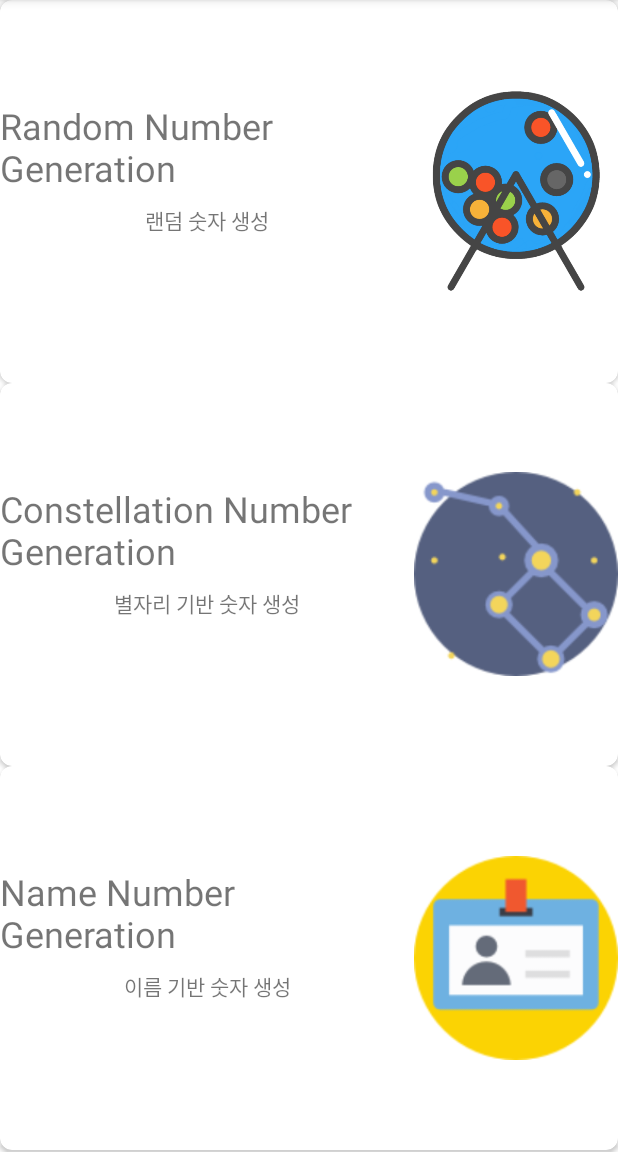
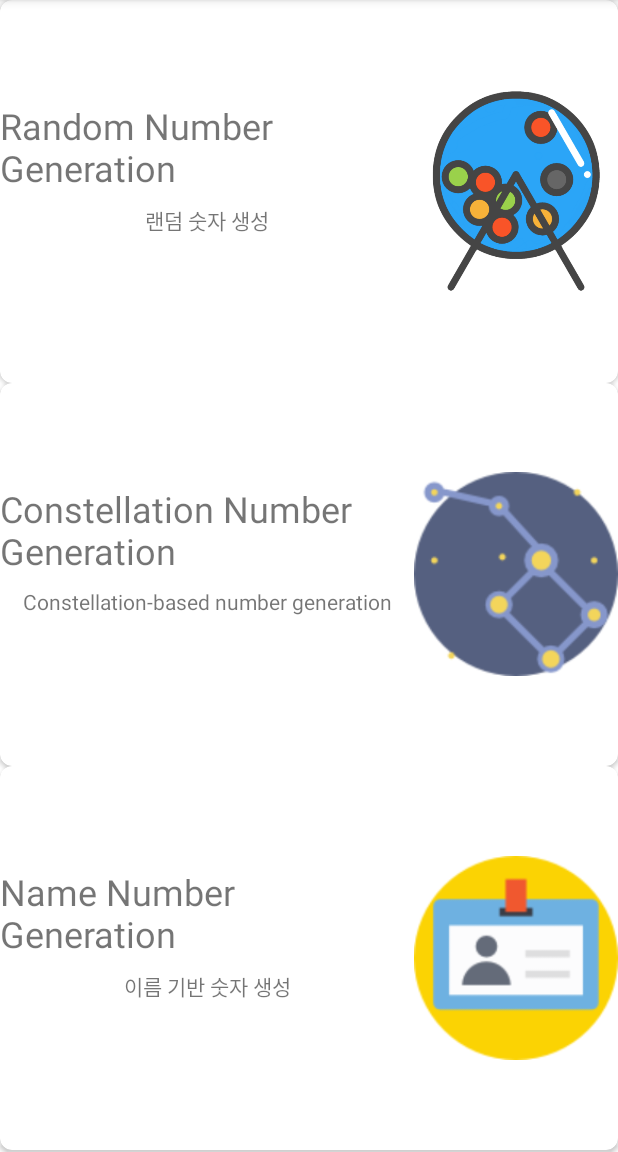
Before and after one commit to dahye828/lotto, an Android app: the screen it shows after launch (MainActivity), on a phone screen of 412 x 824 dp, the part 84-1236 px from its top. Run offline under Robolectric (Android 15) with nearby library versions, the phone set to English and light mode, and no system bars.

Commit message:
bilingual constell mune

```diff
--- a/app/src/main/java/com/example/lotto/ConstellationActivity.kt
+++ b/app/src/main/java/com/example/lotto/ConstellationActivity.kt
@@ -27,9 +27,6 @@ class ConstellationActivity : AppCompatActivity() {
             val intent = Intent(this, ResultActivity::class.java)
             intent.putIntegerArrayListExtra("result", ArrayList(getShuffledLottoNumbersFromHash(dataPicker.month, dataPicker.dayOfMonth, dataPicker.year)))
             intent.putExtra("constellation", makeConstellationString(dataPicker.month, dataPicker.dayOfMonth))
-            intent.putExtra("constellationmonth", dataPicker.month)
-            intent.putExtra("constellationday", dataPicker.dayOfMonth)
-            intent.putExtra("constellationyear", dataPicker.year)
             startActivity(intent)
         }
 
--- a/app/src/main/res/layout/activity_main.xml
+++ b/app/src/main/res/layout/activity_main.xml
@@ -94,7 +94,7 @@
                     android:layout_marginTop="8dp"
                     android:layout_weight="1"
                     android:gravity="center|top"
-                    android:text="별자리 기반 숫자 생성" />
+                    android:text="@string/constell" />
 
             </LinearLayout>
 
--- a/app/src/main/res/values/strings.xml
+++ b/app/src/main/res/values/strings.xml
@@ -1,3 +1,4 @@
 <resources>
     <string name="app_name">lotto</string>
+    <string name="constell">Constellation-based number generation</string>
 </resources>
```
Also changed, not shown: 1 other file.
